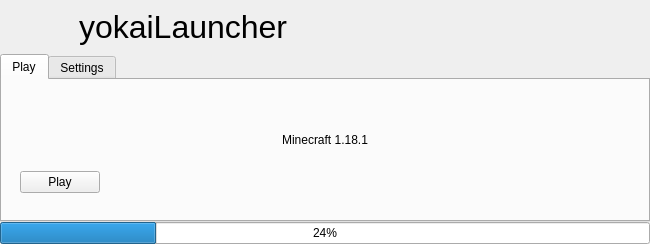
deadYokai/yokaiLauncher, file assets/client.ui: the form before one commit.
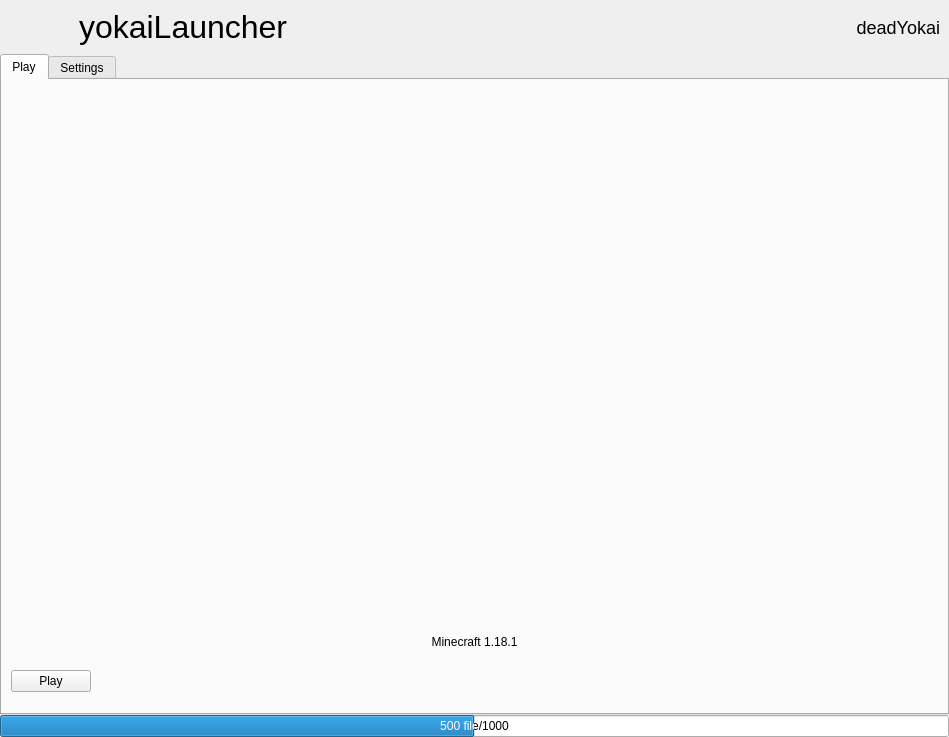
The form after the commit. Icons and pictures are not drawn.

Commit message: [ClientForm] Nickname

Diff of the .ui file:
```diff
--- a/assets/client.ui
+++ b/assets/client.ui
@@ -2,12 +2,23 @@
 <ui version="4.0">
  <class>ClientForm</class>
  <widget class="QWidget" name="ClientForm">
+  <property name="geometry">
+   <rect>
+    <x>0</x>
+    <y>0</y>
+    <width>949</width>
+    <height>737</height>
+   </rect>
+  </property>
   <property name="sizePolicy">
    <sizepolicy hsizetype="Preferred" vsizetype="Preferred">
     <horstretch>1</horstretch>
     <verstretch>1</verstretch>
    </sizepolicy>
   </property>
+  <property name="styleSheet">
+   <string notr="true"/>
+  </property>
   <layout class="QGridLayout" name="gridLayout">
    <property name="leftMargin">
     <number>0</number>
@@ -79,11 +90,27 @@
            </property>
           </widget>
          </item>
+         <item>
+          <widget class="QLabel" name="cNick">
+           <property name="styleSheet">
+            <string notr="true">font-size: 18px</string>
+           </property>
+           <property name="text">
+            <string>deadYokai</string>
+           </property>
+           <property name="alignment">
+            <set>Qt::AlignRight|Qt::AlignTrailing|Qt::AlignVCenter</set>
+           </property>
+          </widget>
+         </item>
         </layout>
        </widget>
       </item>
       <item>
        <widget class="QTabWidget" name="tabMenu">
+        <property name="styleSheet">
+         <string notr="true"/>
+        </property>
         <property name="tabPosition">
          <enum>QTabWidget::North</enum>
         </property>
@@ -101,6 +128,21 @@
           <string>Play</string>
          </attribute>
          <layout class="QVBoxLayout" name="verticalLayout_3">
+          <property name="spacing">
+           <number>0</number>
+          </property>
+          <property name="leftMargin">
+           <number>0</number>
+          </property>
+          <property name="topMargin">
+           <number>0</number>
+          </property>
+          <property name="rightMargin">
+           <number>0</number>
+          </property>
+          <property name="bottomMargin">
+           <number>0</number>
+          </property>
           <item>
            <widget class="QLabel" name="mcDec">
             <property name="maximumSize">
@@ -131,9 +173,15 @@
               <height>64</height>
              </size>
             </property>
+            <property name="styleSheet">
+             <string notr="true"/>
+            </property>
             <layout class="QHBoxLayout" name="horizontalLayout_3">
              <item alignment="Qt::AlignLeft|Qt::AlignVCenter">
-              <widget class="QPushButton" name="pushButton">
+              <widget class="QPushButton" name="playBtn">
+               <property name="styleSheet">
+                <string notr="true"/>
+               </property>
                <property name="text">
                 <string>Play</string>
                </property>
@@ -268,11 +316,38 @@
    </item>
    <item row="1" column="0">
     <widget class="QProgressBar" name="progressBar">
+     <property name="enabled">
+      <bool>true</bool>
+     </property>
+     <property name="maximumSize">
+      <size>
+       <width>16777215</width>
+       <height>16777215</height>
+      </size>
+     </property>
      <property name="autoFillBackground">
       <bool>false</bool>
      </property>
+     <property name="styleSheet">
+      <string notr="true"/>
+     </property>
+     <property name="minimum">
+      <number>0</number>
+     </property>
+     <property name="maximum">
+      <number>1000</number>
+     </property>
      <property name="value">
-      <number>24</number>
+      <number>500</number>
+     </property>
+     <property name="invertedAppearance">
+      <bool>false</bool>
+     </property>
+     <property name="textDirection">
+      <enum>QProgressBar::TopToBottom</enum>
+     </property>
+     <property name="format">
+      <string>%v file/%m</string>
      </property>
     </widget>
    </item>
```
Left out of the diff: 6 changed lines with no effect on the pictures. The commit also changes 3 other files.
